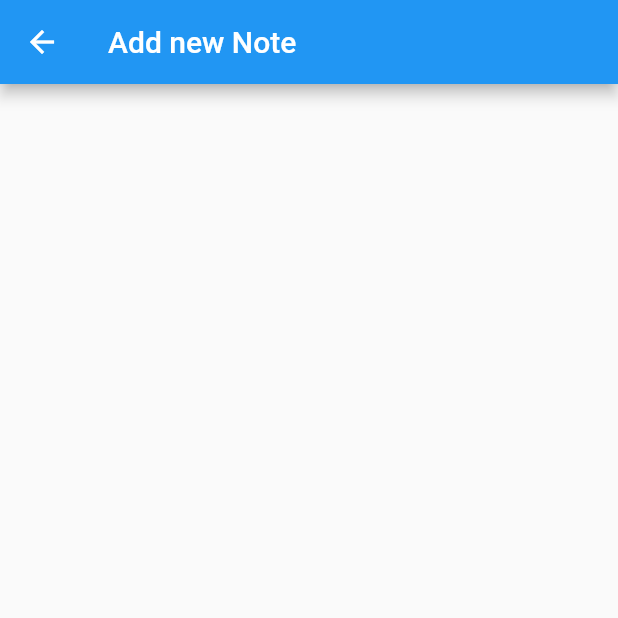
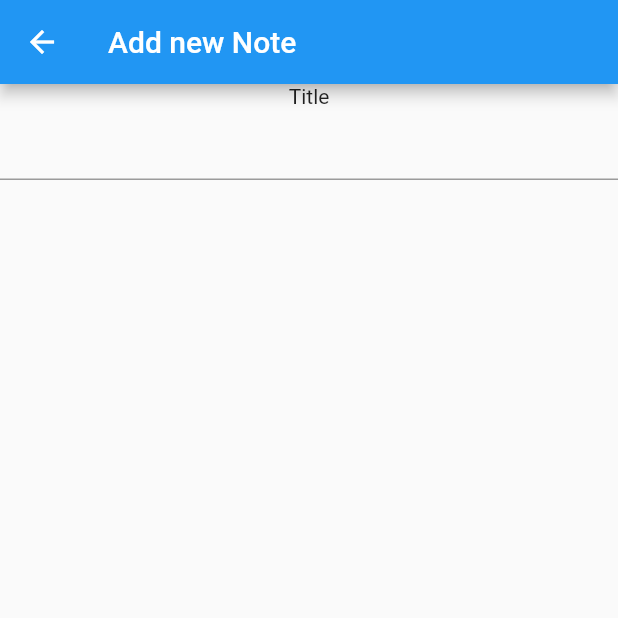
Before and after one commit to somaiehjalali/flutter_note, a Flutter app: the AddNotePage screen opened directly, on a phone screen of 412 x 824 dp, the top half of it. Run offline on Flutter 3.47's test engine with Material 2 defaults, Android fonts, the phone set to English and light mode, and no system bars.

Commit message:
add body in add_note_page.dart

```diff
--- a/lib/ui/pages/add_note/add_note_page.dart
+++ b/lib/ui/pages/add_note/add_note_page.dart
@@ -14,6 +14,12 @@ class _AddNotePageState extends State<AddNotePage> {
       appBar: AppBar(
         title: Text("Add new Note"),
       ),
+      body: Column(
+        children: [
+          Text("Title"),
+          TextField()
+        ],
+      ),
     );
   }
 }
```
